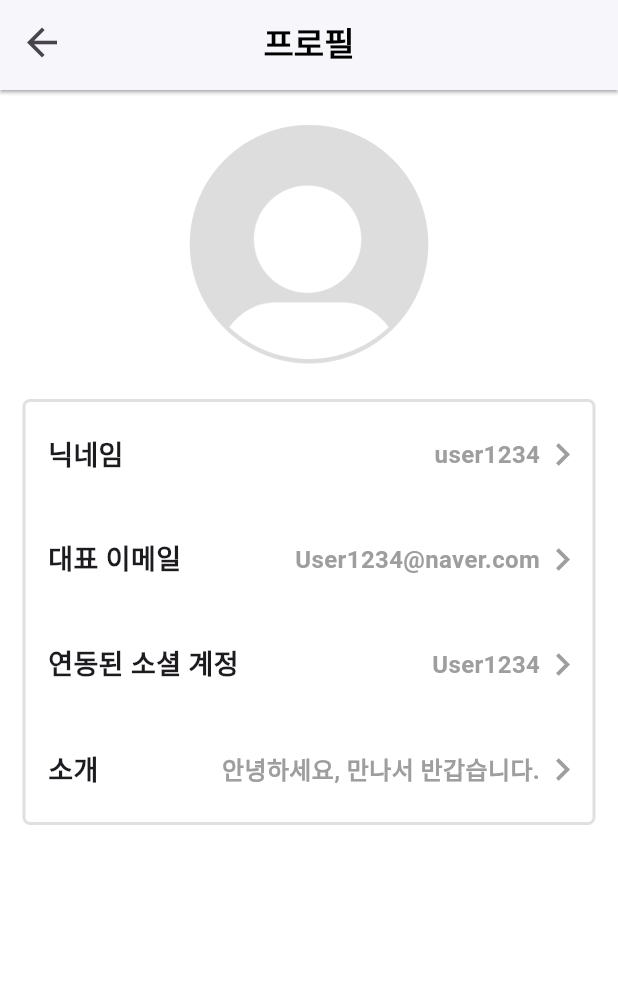
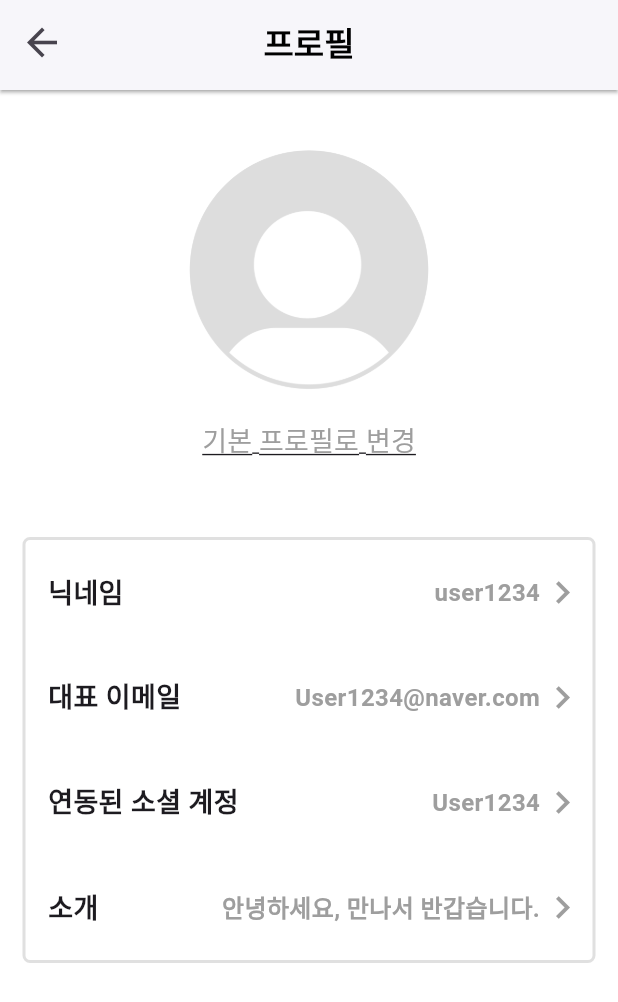
Before and after one commit to capdale/Anidex_App, a Flutter app: the Profile screen opened directly, on a phone screen of 412 x 824 dp. Shown: the top 1002 px of the screen. Run offline on Flutter 3.47's test engine with Material 3 defaults, Android fonts, the phone set to English and light mode, and no system bars; our stand-ins replace camera, carousel_slider, flutter_native_image, image_picker, permission_handler; missing offline and left inert: textfield_tags; network calls fail; Roboto replaces fonts that are missing (Pretendard).

Commit message:
feat: 프로필 기본값 버튼 추가

```diff
--- a/lib/src/widgets/components.dart
+++ b/lib/src/widgets/components.dart
@@ -217,10 +217,12 @@ class _FavoriteAndShareState extends State<FavoriteAndShare> {
                     }
                   });
                 },
-                icon: !like ? Icon(
+                icon: !like
+                    ? Icon(
                         Icons.favorite_outline,
                         size: 40,
-                ) : Icon(
+                      )
+                    : Icon(
                         Icons.favorite_outlined,
                         color: Colors.redAccent,
                         size: 40,
@@ -753,8 +755,10 @@ class _ProfileImageState extends State<ProfileImage> {
   @override
   Widget build(BuildContext context) {
     return Center(
-      child: Stack(
-        children: <Widget>[
+      child: Padding(
+        padding: const EdgeInsets.all(40.0),
+        child: Column(
+          children: [
             InkWell(
               onTap: () {
                 takePhoto(ImageSource.gallery);
@@ -767,7 +771,20 @@ class _ProfileImageState extends State<ProfileImage> {
                     : FileImage(File(_imageFile!.path)) as ImageProvider,
               ),
             ),
+            SizedBox(height: 10),
+            TextButton(
+                onPressed: () {
+                  _imageFile = null;
+                },
+                child: Text(
+                  '기본 프로필로 변경',
+                  style: TextStyle(
+                      decoration: TextDecoration.underline,
+                      fontSize: 18,
+                      color: Colors.grey),
+                ))
           ],
+        ),
       ),
     );
   }
```
Also changed, not shown: pubspec.lock. Lines whose indentation alone changed are shown as unchanged.
